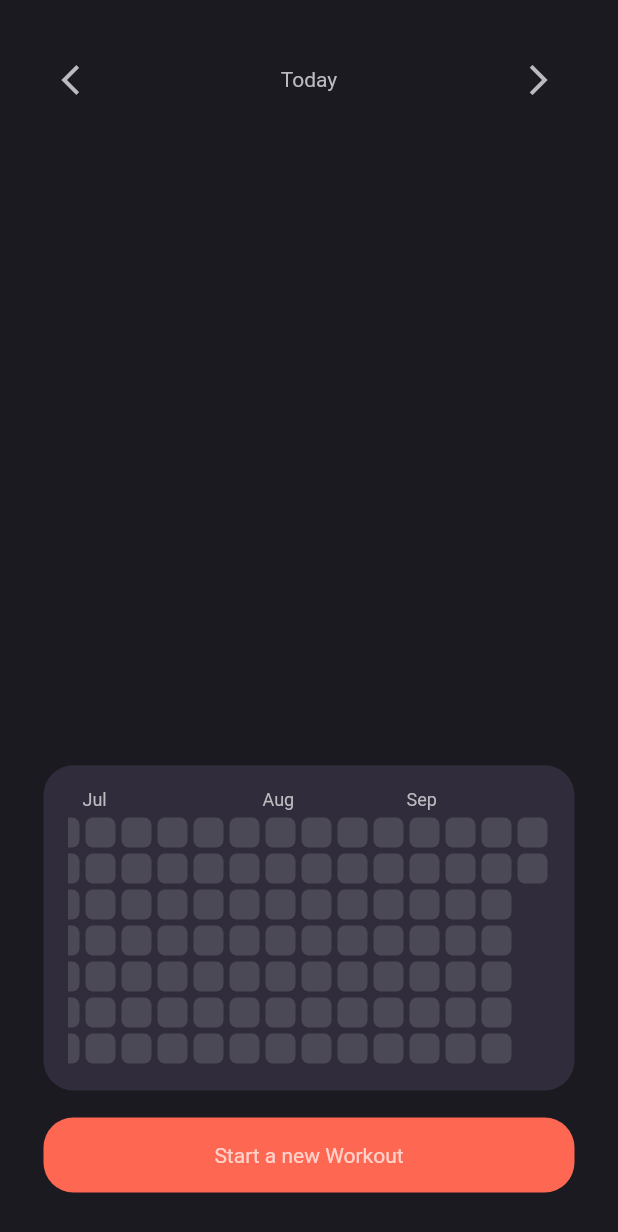
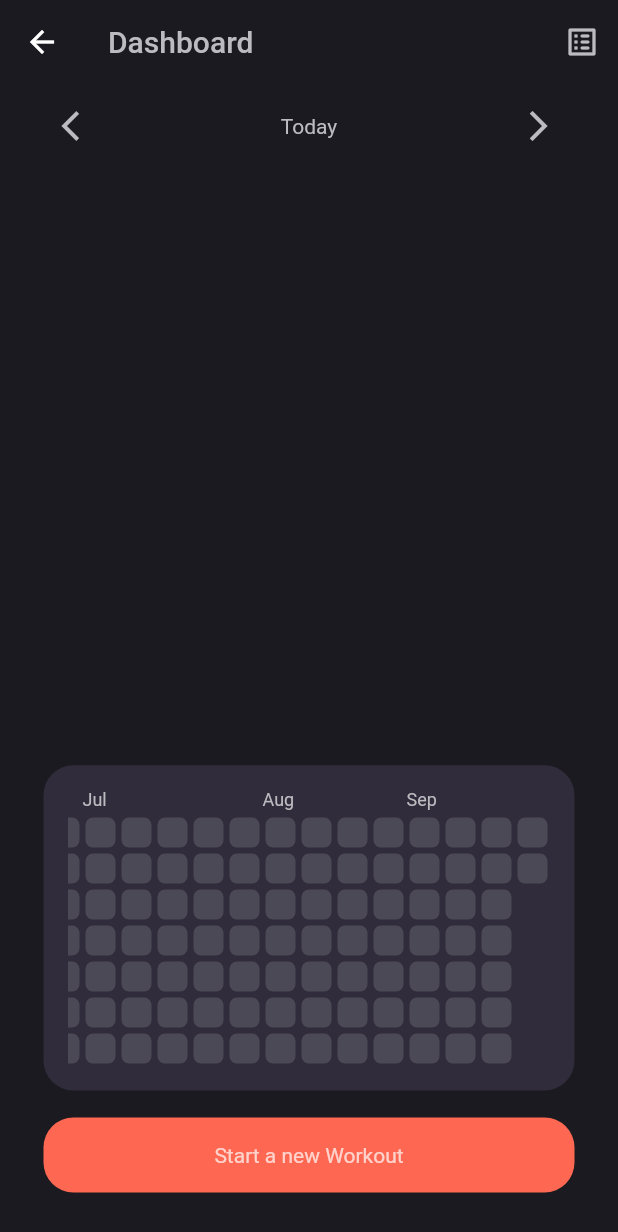
Before and after one commit to maxfornacon/gymnotes, a Flutter app: the DashboardView screen opened by its route, after a tap on "Start a new Workout", on a phone screen of 412 x 824 dp. Shown: the top 1232 px of the screen. Run offline on Flutter 3.47's test engine with Material 2 defaults, Android fonts, the phone set to English and light mode, and no system bars; drawn by our look-alikes of flutter_heatmap_calendar; our stand-ins replace cloud_firestore, firebase_core, freezed_annotation, logger, shared_preferences, stacked and 2 more; missing offline and left inert: stacked_firebase_auth, universal_html; accounts and stored records are empty.

```diff
--- a/lib/ui/dashboard/dashboard_view.dart
+++ b/lib/ui/dashboard/dashboard_view.dart
@@ -2,6 +2,7 @@ import 'package:flutter/material.dart';
 import 'package:flutter_heatmap_calendar/flutter_heatmap_calendar.dart';
 import 'package:gymnotes/models/application_models.dart';
 import 'package:gymnotes/ui/dashboard/dashboard_viewmodel.dart';
+import 'package:gymnotes/ui/dumb_widgets/custom_app_bar.dart';
 import 'package:gymnotes/ui/dumb_widgets/responsive_card.dart';
 import 'package:gymnotes/ui/dumb_widgets/rounded_box.dart';
 import 'package:gymnotes/ui/dumb_widgets/rounded_button.dart';
@@ -20,16 +21,19 @@ class DashboardView extends StatelessWidget {
       onModelReady: (model) async => await model.initialise(),
       builder: (context, viewModel, child) {
         return Scaffold(
-          // appBar: AppBar(
-          //   title: const Text('Dashboard'),
-          //   actions: [
-          //     IconButton(
-          //       onPressed: () => viewModel.navigateToPlans(),
-          //       icon: const Icon(Icons.list_alt_rounded),
-          //       tooltip: 'Workout plans overview',
-          //     ),
-          //   ],
-          // ),
+          appBar: getAppBar(
+            'Dashboard',
+            [
+              IconButton(
+                onPressed: () => viewModel.navigateToPlans(),
+                icon: const Icon(
+                  Icons.list_alt_rounded,
+                  color: kcForegroundColor,
+                ),
+                tooltip: 'Workout plans overview',
+              ),
+            ]
+          ),
           body: ResponsiveCard(
             child: Column(
               children: [
@@ -60,9 +64,10 @@ class DashboardView extends StatelessWidget {
                   ],
                 ),
                 vSpaceRegular,
-                ListView.builder(
+                ListView.separated(
                   shrinkWrap: true,
                   itemCount: viewModel.selectedDayWorkouts.length,
+                  separatorBuilder: (context, index) => vSpaceSmall,
                   itemBuilder: (context, index) {
                     Workout workout = viewModel.selectedDayWorkouts[index];
                     return MouseRegion(
@@ -123,7 +128,7 @@ class DashboardView extends StatelessWidget {
                 ),
                 vSpaceRegular,
                 RoundedButton(
-                  child: Text('Start a new Workout'),
+                  child: const Text('Start a new Workout'),
                   onPressed: () => viewModel.startNewWorkout(),
                 ),
               ],
--- /dev/null
+++ b/lib/ui/dumb_widgets/custom_app_bar.dart
@@ -0,0 +1,35 @@
+import 'package:flutter/material.dart';
+import 'package:gymnotes/ui/shared/styles.dart';
+
+AppBar getAppBar(String title, List<Widget>? actions) {
+  return AppBar(
+    title: Text(
+      title,
+      style: const TextStyle(
+        color: kcForegroundColor,
+      ),
+    ),
+    actions: actions,
+    elevation: 0,
+    backgroundColor: kcBackgroundColor1,
+  );
+}
+//
+// class CustomAppBar extends StatelessWidget {
+//   final String title;
+//   final List<Widget> actions;
+//
+//   const CustomAppBar({
+//     Key? key,
+//     required this.title,
+//     required this.actions
+//   }) : super(key: key);
+//
+//   @override
+//   Widget build(BuildContext context) {
+//     return AppBar(
+//       title: Text(title),
+//       actions: actions,
+//     );
+//   }
+// }
--- a/lib/ui/dumb_widgets/responsive_card.dart
+++ b/lib/ui/dumb_widgets/responsive_card.dart
@@ -25,7 +25,11 @@ class ResponsiveCard extends StatelessWidget {
             ),
             margin: !Responsive.isMobile(context) ? const EdgeInsets.all(20.0) : null,
             child: Padding(
-              padding: const EdgeInsets.all(25.0),
+              padding: Responsive.isMobile(context) ? const EdgeInsets.only(
+                left: 25.0,
+                right: 25.0,
+                bottom: 25.0,
+              ) : const EdgeInsets.all(25.0),
               child: child,
             )
           )
--- a/lib/ui/dumb_widgets/rounded_button.dart
+++ b/lib/ui/dumb_widgets/rounded_button.dart
@@ -6,6 +6,7 @@ class RoundedButton extends StatelessWidget {
   final void Function()? onPressed;
   final BorderRadius borderRadius;
   final double height;
+  final Color color;
 
   const RoundedButton({
     Key? key,
@@ -13,6 +14,7 @@ class RoundedButton extends StatelessWidget {
     this.onPressed,
     this.borderRadius = const BorderRadius.all(Radius.circular(20.0)),
     this.height = 50.0,
+    this.color = kcPrimaryColor,
   }) : super(key: key);
 
   @override
@@ -23,7 +25,7 @@ class RoundedButton extends StatelessWidget {
         width: double.infinity,
         height: height,
         child: Material(
-          color: kcPrimaryColor,
+          color: color,
           borderRadius: borderRadius,
           textStyle: const TextStyle(
             color: Colors.white70,
```
Also changed, not shown: lib/ui/workouts/create_workout/create_workout_view.dart (+40 -12 lines), lib/ui/workouts/workout/workout_view.dart (+10 -10 lines).
